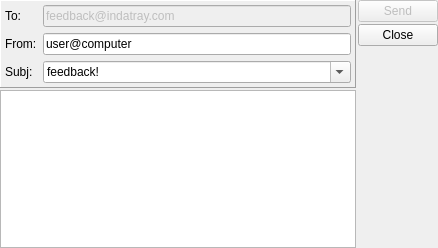
This is src/ui/ewa_feedbackdlg.ui in sendevent/ewa as Qt 5 draws it before an edit. The edited form follows.
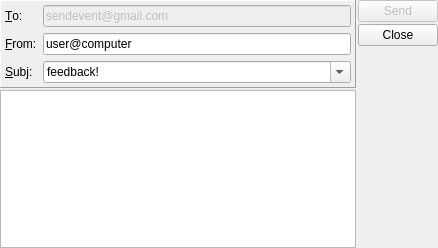
This is the edited form. Icons and pictures are not drawn.

Diff of the .ui file:
```diff
--- a/src/ui/ewa_feedbackdlg.ui
+++ b/src/ui/ewa_feedbackdlg.ui
@@ -62,7 +62,7 @@
             <item row="0" column="0">
              <widget class="QLabel" name="label">
               <property name="text">
-               <string>To:</string>
+               <string>&amp;To:</string>
               </property>
               <property name="buddy">
                <cstring>pToLineEdit</cstring>
@@ -81,7 +81,7 @@
                <string notr="true"/>
               </property>
               <property name="text">
-               <string>feedback@indatray.com</string>
+               <string>sendevent@gmail.com</string>
               </property>
               <property name="readOnly">
                <bool>true</bool>
@@ -91,7 +91,7 @@
             <item row="1" column="0">
              <widget class="QLabel" name="label_2">
               <property name="text">
-               <string>From:</string>
+               <string>&amp;From:</string>
               </property>
               <property name="buddy">
                <cstring>pFromLineEdit</cstring>
@@ -120,7 +120,7 @@
             <item row="2" column="0">
              <widget class="QLabel" name="label_3">
               <property name="text">
-               <string>Subj:</string>
+               <string>&amp;Subj:</string>
               </property>
               <property name="buddy">
                <cstring>pSubjComboBox</cstring>
```
Left out of the diff: 26 changed lines with no effect on the pictures.
